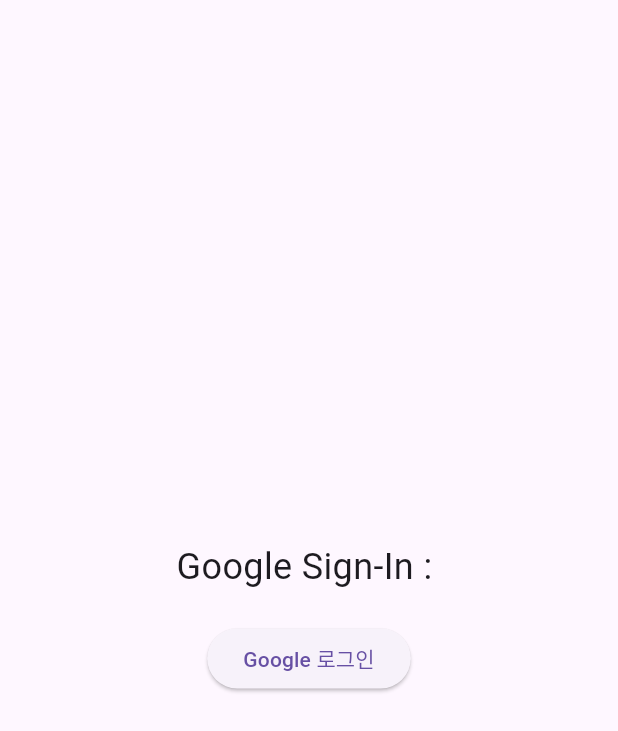
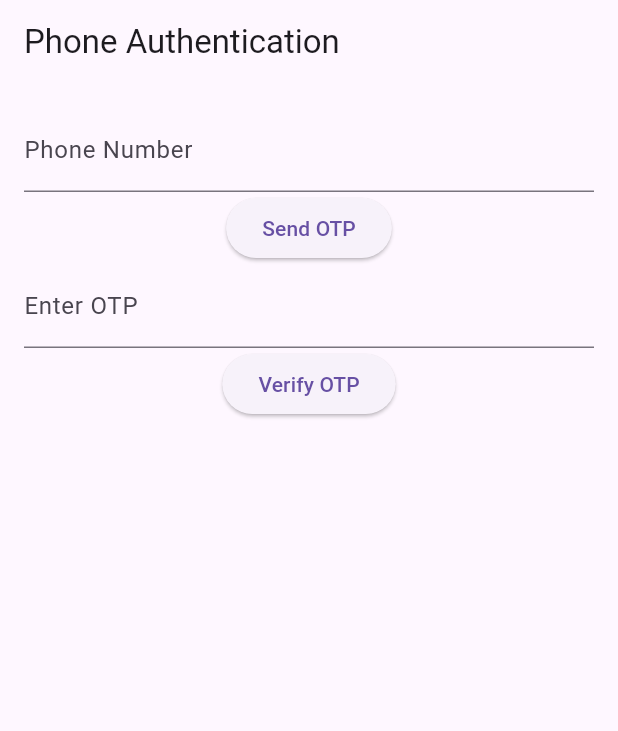
Before and after one commit to wlgnsdi/flutter_google_login, a Flutter app: the screen it shows after launch, on a phone screen of 412 x 824 dp. Shown: the top 731 px of the screen. Run offline on Flutter 3.47's test engine with Material 3 defaults, Android fonts, the phone set to English and light mode, and no system bars; our stand-ins replace cloud_firestore, firebase_auth, firebase_core, firebase_crashlytics, firebase_messaging, firebase_remote_config and 1 more; missing offline and left inert: flutter_naver_login, flutter_web_auth_2, kakao_flutter_sdk_user; accounts and stored records are empty.

Commit message:
각종 로그인 추가 및 업데이트

```diff
--- a/lib/simple_login.dart
+++ b/lib/google_login.dart
@@ -2,14 +2,14 @@ import 'package:firebase_auth/firebase_auth.dart';
 import 'package:flutter/material.dart';
 import 'package:google_sign_in/google_sign_in.dart';
 
-class SimpleLogin extends StatefulWidget {
-  const SimpleLogin({super.key});
+class GoogleLogin extends StatefulWidget {
+  const GoogleLogin({super.key});
 
   @override
-  State<SimpleLogin> createState() => _SimpleLoginState();
+  State<GoogleLogin> createState() => _GoogleLoginState();
 }
 
-class _SimpleLoginState extends State<SimpleLogin> {
+class _GoogleLoginState extends State<GoogleLogin> {
   final FirebaseAuth _auth = FirebaseAuth.instance;
   final GoogleSignIn _googleSignIn = GoogleSignIn();
 
@@ -26,7 +26,8 @@ class _SimpleLoginState extends State<SimpleLogin> {
       }
 
       // Google 인증 정보 가져오기
-      final GoogleSignInAuthentication googleAuth = await googleUser.authentication;
+      final GoogleSignInAuthentication googleAuth =
+          await googleUser.authentication;
 
       // Firebase 에서 Google 사용자를 인증하기 위해서 GoogleAuthProvider.credential() 사용하여
       // Firebase 인증자격(AuthCredential) 생성
--- /dev/null
+++ b/lib/phone_auth.dart
@@ -0,0 +1,86 @@
+// ignore_for_file: avoid_print, library_private_types_in_public_api
+
+import 'package:firebase_auth/firebase_auth.dart';
+import 'package:flutter/material.dart';
+
+class PhoneAuthScreen extends StatefulWidget {
+  const PhoneAuthScreen({super.key});
+
+  @override
+  _PhoneAuthScreenState createState() => _PhoneAuthScreenState();
+}
+
+class _PhoneAuthScreenState extends State<PhoneAuthScreen> {
+  final FirebaseAuth _auth = FirebaseAuth.instance;
+  final TextEditingController _phoneController = TextEditingController();
+  final TextEditingController _otpController = TextEditingController();
+  String _verificationId = "";
+
+  Future<void> _sendOtp() async {
+    await _auth.verifyPhoneNumber(
+      phoneNumber: _phoneController.text,
+      verificationCompleted: (PhoneAuthCredential credential) async {
+        // 자동 인증 (Android에서만 지원)
+        await _auth.signInWithCredential(credential);
+      },
+      verificationFailed: (FirebaseAuthException e) {
+        print("인증 실패 : ${e.message}");
+      },
+      codeSent: (String verificationId, int? resendToken) {
+        setState(() {
+          _verificationId = verificationId;
+        });
+        print("문자 코드 전송 ${_phoneController.text}");
+      },
+      codeAutoRetrievalTimeout: (String verificationId) {
+        print("코드 인증 만료");
+      },
+    );
+  }
+
+  Future<void> _verifyOtp() async {
+    final credential = PhoneAuthProvider.credential(
+      verificationId: _verificationId,
+      smsCode: _otpController.text,
+    );
+
+    try {
+      await _auth.signInWithCredential(credential);
+      print("로그인 성공");
+    } catch (e) {
+      print("OTP 코드 에러 : $e");
+    }
+  }
+
+  @override
+  Widget build(BuildContext context) {
+    return Scaffold(
+      appBar: AppBar(title: Text("Phone Authentication")),
+      body: Padding(
+        padding: const EdgeInsets.all(16.0),
+        child: Column(
+          children: [
+            TextField(
+              controller: _phoneController,
+              decoration: InputDecoration(labelText: "Phone Number"),
+              keyboardType: TextInputType.phone,
+            ),
+            ElevatedButton(
+              onPressed: _sendOtp,
+              child: Text("Send OTP"),
+            ),
+            TextField(
+              controller: _otpController,
+              decoration: InputDecoration(labelText: "Enter OTP"),
+              keyboardType: TextInputType.number,
+            ),
+            ElevatedButton(
+              onPressed: _verifyOtp,
+              child: Text("Verify OTP"),
+            ),
+          ],
+        ),
+      ),
+    );
+  }
+}
```
Also changed, not shown: lib/email_login.dart (added, +43 -0 lines), lib/fcm_test.dart (added, +35 -0 lines), lib/firestore_test.dart (added, +86 -0 lines), lib/kakao_login.dart (added, +64 -0 lines), lib/main.dart (+32 -3 lines), lib/naver_login.dart (added, +76 -0 lines), pubspec.yaml (+11 -0 lines), lib/firebase_options.dart (added), pubspec.lock, 143 other files.
